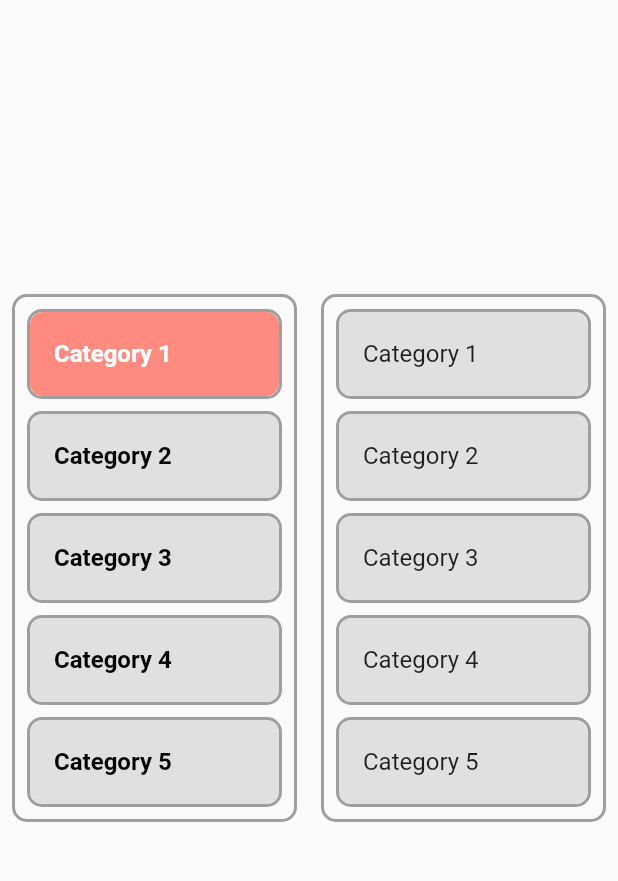
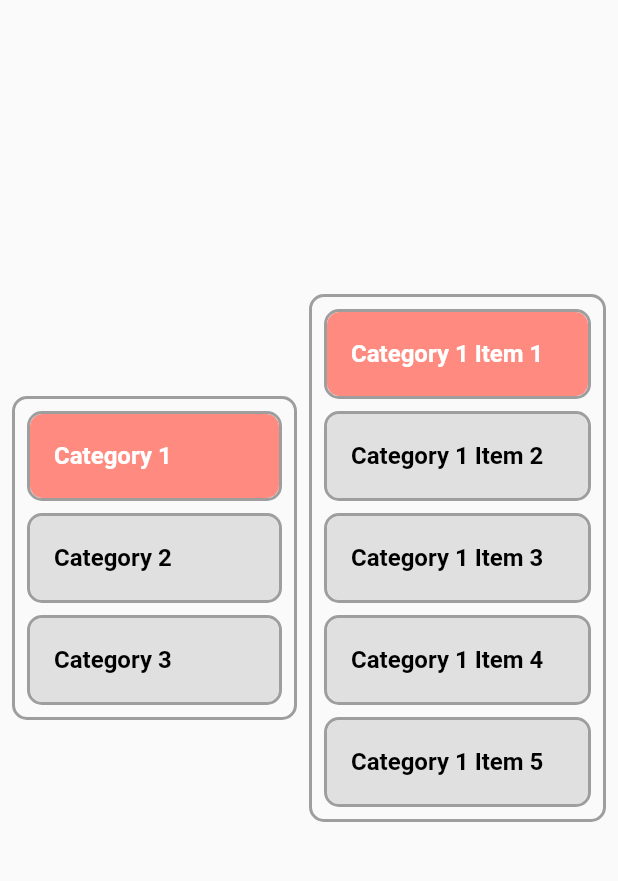
Before and after one commit to jofb/KIT301_Ears, a Flutter app: the screen it shows after launch, tab 2 chosen, on a phone screen of 412 x 824 dp, the part 120-1001 px from its top. Run offline on Flutter 3.47's test engine with Material 2 defaults, Android fonts, the phone set to English and light mode, and no system bars.

Commit message:
Some small changes to categories for testing
-added items per category for testing, only using lists, not files or anything
-very basic but yeah... just testing some stuff

```diff
--- a/lib/main.dart
+++ b/lib/main.dart
@@ -41,18 +41,18 @@ class _MyHomePageState extends State<MyHomePage> {
           toolbarHeight: 32,
           backgroundColor: Colors.blueGrey,
           elevation: 0,
-          bottom: const TabBar( //hit the little arrow on this line, hide all this garbage styling
+          bottom: TabBar( //hit the little arrow on this line, hide all this garbage styling
             labelColor: Colors.blueGrey,
-            unselectedLabelColor: Colors.white,
+            unselectedLabelColor: Theme.of(context).scaffoldBackgroundColor,
             indicatorSize: TabBarIndicatorSize.label,
             indicator: BoxDecoration(
-              borderRadius: BorderRadius.only(
+              borderRadius: const BorderRadius.only(
                 topLeft: Radius.circular(10),
                 topRight: Radius.circular(10)
               ),
-              color: Colors.white
+              color: Theme.of(context).scaffoldBackgroundColor
               ),
-            tabs: [
+            tabs: const [
               SizedBox(
                 height: 60,
                 child: Tab(
--- a/lib/qAndSTab.dart
+++ b/lib/qAndSTab.dart
@@ -11,12 +11,36 @@ class _QuestionsTabState extends State<QuestionsTab> {
   final List<String> _Categories = [
     "Category 1",
     "Category 2",
-    "Category 3",
-    "Category 4",
-    "Category 5"
+    "Category 3"
+  ];
+
+  final List<String> _CategoryOneItems = [
+    "Category 1 Item 1",
+    "Category 1 Item 2",
+    "Category 1 Item 3",
+    "Category 1 Item 4",
+    "Category 1 Item 5"
+  ];
+
+  final List<String> _CategoryTwoItems = [
+    "Category 2 Item 1",
+    "Category 2 Item 2",
+    "Category 2 Item 3",
+    "Category 2 Item 4",
+    "Category 2 Item 5"
+  ];
+
+  final List<String> _CategoryThreeItems = [
+    "Category 3 Item 1",
+    "Category 3 Item 2",
+    "Category 3 Item 3",
+    "Category 3 Item 4",
+    "Category 3 Item 5"
   ];
 
   int _selectedIndex = 0;
+  int _selectedItemIndex = 0;
+
 
   @override
   Widget build(BuildContext context) {
@@ -25,7 +49,7 @@ class _QuestionsTabState extends State<QuestionsTab> {
       children: <Widget>[
         Expanded(
           child: Padding(
-            padding: const EdgeInsets.all(8.0),
+            padding: const EdgeInsets.fromLTRB(8, 8, 8, 8),
             child: Container(
               decoration: BoxDecoration(
                 border: Border.all(
@@ -66,6 +90,7 @@ class _QuestionsTabState extends State<QuestionsTab> {
                         onTap: () {
                           setState(() {
                             _selectedIndex = index;
+                            _selectedItemIndex = 0;
                           });
                         },
                       ),
@@ -79,7 +104,7 @@ class _QuestionsTabState extends State<QuestionsTab> {
         ),
         Expanded(
           child: Padding(
-            padding: const EdgeInsets.all(8.0),
+            padding: const EdgeInsets.fromLTRB(0, 8, 8, 8),
             child: Container(
               decoration: BoxDecoration(
                 border: Border.all(
@@ -91,7 +116,19 @@ class _QuestionsTabState extends State<QuestionsTab> {
               child: ListView.builder(
                 shrinkWrap: true,
                 itemBuilder: (context, index) {
-                  final isLastItem = index == _Categories.length - 1;
+                  List<String> _CategoryItems = []; {
+                    switch (_selectedIndex) {
+                      case 0:
+                        _CategoryItems = _CategoryOneItems;
+                        break;
+                      case 1:
+                        _CategoryItems = _CategoryTwoItems;
+                        break;
+                      case 2:
+                        _CategoryItems = _CategoryThreeItems;
+                        break;
+                    }
+                    final isLastItem = index == _CategoryItems.length - 1;
                     return Container(
                       margin: EdgeInsets.fromLTRB(8, 8, 8, isLastItem ? 8 : 0),
                       decoration: BoxDecoration(
@@ -108,13 +145,27 @@ class _QuestionsTabState extends State<QuestionsTab> {
                           shape: RoundedRectangleBorder(
                             borderRadius: BorderRadius.circular(8.5),
                           ),
-                        title: Text(_Categories[index]),
+                          title: Text(
+                            _CategoryItems[index],
+                            style: TextStyle(
+                              color: index == _selectedItemIndex ? Colors.white : Colors.black,
+                              fontWeight: FontWeight.bold
+                            ),
+                            ),
+                          selected: index == _selectedItemIndex,
+                          selectedTileColor: Colors.redAccent[100],
+                          onTap: () {
+                            setState(() {
+                              _selectedItemIndex = index;
+                            });
+                          },
                         ),
                       ),
                     );
+                  }
                 },
-                itemCount: _Categories.length,
-              ),
+                itemCount: _CategoryOneItems.length,
+              )
             ),
           ),
         ),
```
Lines whose indentation alone changed are shown as unchanged.
